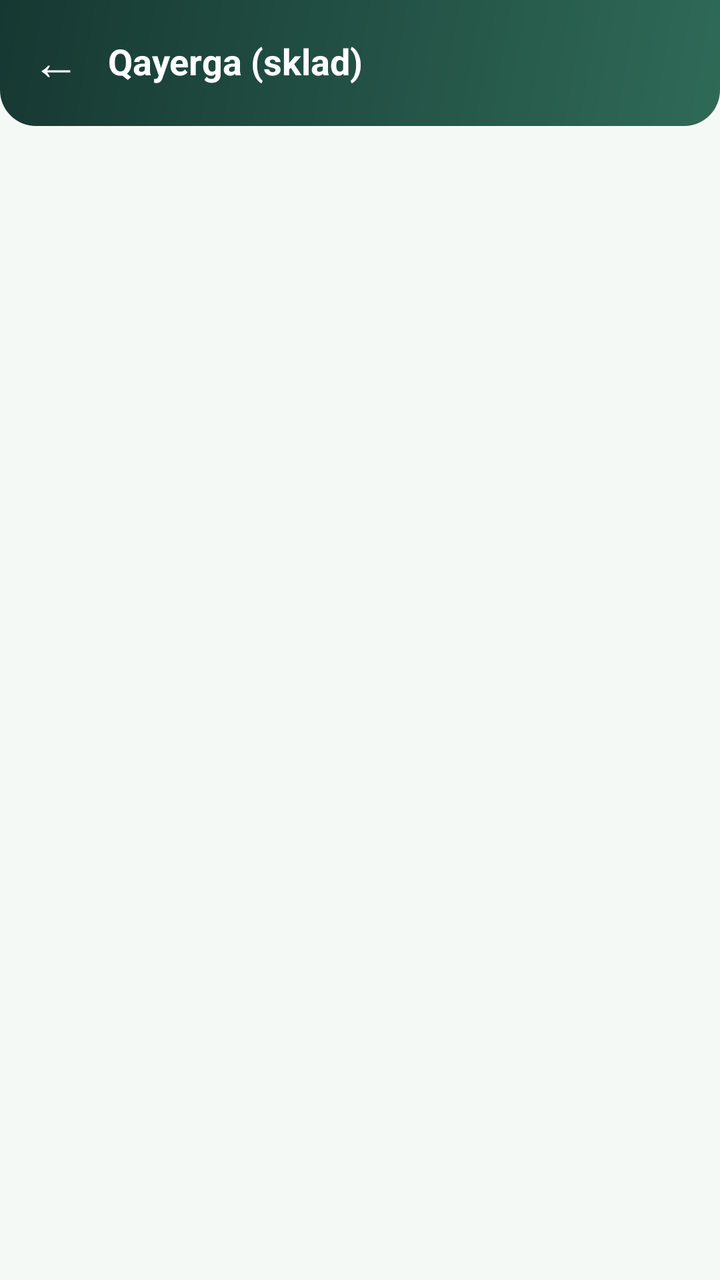
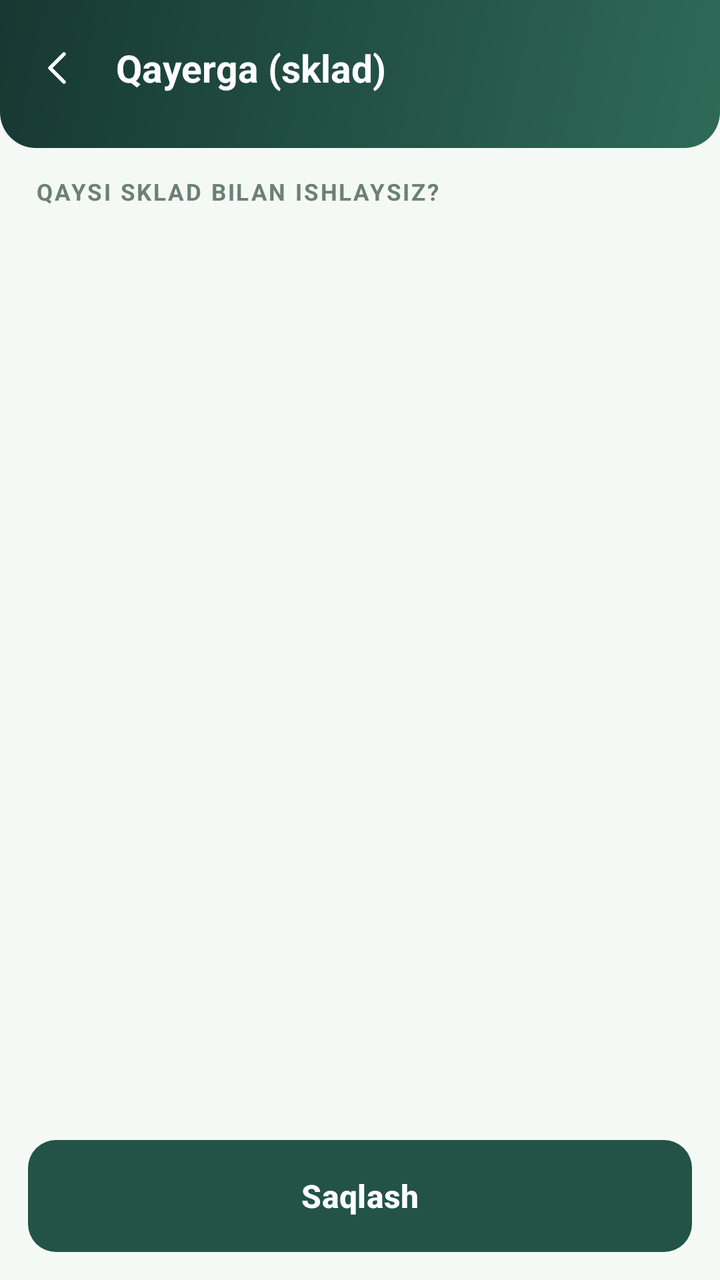

Compare the two renders of this Android layout. The source of the first and the diff that turns it into the second are given below.
<!-- AndroidManifest.xml: application theme Theme.SevimliTZD -->
<!-- res/layout/activity_store_picker.xml -->
<?xml version="1.0" encoding="utf-8"?>
<LinearLayout xmlns:android="http://schemas.android.com/apk/res/android"
    xmlns:app="http://schemas.android.com/apk/res-auto"
    android:layout_width="match_parent"
    android:layout_height="match_parent"
    android:orientation="vertical"
    android:background="@color/bg_light">

    <LinearLayout
        android:layout_width="match_parent"
        android:layout_height="wrap_content"
        android:orientation="horizontal"
        android:gravity="center_vertical"
        android:background="@drawable/bg_header"
        android:paddingStart="16dp"
        android:paddingEnd="16dp"
        android:paddingTop="14dp"
        android:paddingBottom="16dp">

        <TextView
            android:id="@+id/btnBack"
            android:layout_width="wrap_content"
            android:layout_height="wrap_content"
            android:text="←"
            android:textColor="@color/white"
            android:textSize="24sp"
            android:paddingEnd="14dp" />

        <TextView
            android:id="@+id/title"
            android:layout_width="wrap_content"
            android:layout_height="wrap_content"
            android:text="Qayerga (sklad)"
            android:textColor="@color/white"
            android:textSize="18sp"
            android:textStyle="bold" />
    </LinearLayout>

    <ProgressBar
        android:id="@+id/loading"
        android:layout_width="30dp"
        android:layout_height="30dp"
        android:layout_gravity="center_horizontal"
        android:layout_marginTop="20dp"
        android:indeterminateTint="@color/brand"
        android:visibility="gone" />

    <ScrollView
        android:layout_width="match_parent"
        android:layout_height="0dp"
        android:layout_weight="1"
        android:overScrollMode="never">

        <LinearLayout
            android:id="@+id/list"
            android:layout_width="match_parent"
            android:layout_height="wrap_content"
            android:orientation="vertical"
            android:padding="12dp" />
    </ScrollView>
</LinearLayout>
<!-- resources referenced by this layout -->
<resources>
  <color name="bg_light">#F5F9F6</color>
  <color name="brand">#235347</color>
  <color name="white">#FFFFFF</color>
  <!-- drawable bg_header (drawable) -->
  <?xml version="1.0" encoding="utf-8"?>
  <shape xmlns:android="http://schemas.android.com/apk/res/android"
      android:shape="rectangle">
      <gradient
          android:angle="135"
          android:startColor="@color/brand_soft"
          android:endColor="@color/brand_dark" />
      <corners
          android:bottomLeftRadius="18dp"
          android:bottomRightRadius="18dp" />
  </shape>
  <style name="Theme.SevimliTZD" parent="Theme.Material3.Light.NoActionBar">
          <item name="colorPrimary">@color/brand</item>
          <item name="colorOnPrimary">@color/white</item>
          <item name="android:statusBarColor">@color/brand_dark</item>
          <item name="android:windowBackground">@color/bg_light</item>
      </style>
  <color name="brand_soft">#2F6A57</color>
  <color name="brand_dark">#163832</color>
</resources>

<!-- the commit's change to res/layout/activity_store_picker.xml (unified diff, before → after) -->
@@ -12,36 +12,41 @@
         android:orientation="horizontal"
         android:gravity="center_vertical"
         android:background="@drawable/bg_header"
-        android:paddingStart="16dp"
+        android:paddingStart="6dp"
         android:paddingEnd="16dp"
-        android:paddingTop="14dp"
+        android:paddingTop="10dp"
         android:paddingBottom="16dp">
 
-        <TextView
+        <ImageView
             android:id="@+id/btnBack"
-            android:layout_width="wrap_content"
-            android:layout_height="wrap_content"
-            android:text="←"
-            android:textColor="@color/white"
-            android:textSize="24sp"
-            android:paddingEnd="14dp" />
+            android:layout_width="48dp"
+            android:layout_height="48dp"
+            android:padding="12dp"
+            android:src="@drawable/j_ic_back"
+            app:tint="@color/white"
+            android:background="?attr/selectableItemBackgroundBorderless"
+            android:contentDescription="Orqaga" />
 
         <TextView
             android:id="@+id/title"
-            android:layout_width="wrap_content"
-            android:layout_height="wrap_content"
-            android:text="Qayerga (sklad)"
-            android:textColor="@color/white"
-            android:textSize="18sp"
-            android:textStyle="bold" />
+            style="@style/J.HeadTitle"
+            android:layout_marginStart="4dp"
+            android:text="Qayerga (sklad)" />
     </LinearLayout>
+
+    <TextView
+        style="@style/J.Sec"
+        android:layout_marginStart="18dp"
+        android:layout_marginTop="14dp"
+        android:layout_marginBottom="8dp"
+        android:text="Qaysi sklad bilan ishlaysiz?" />
 
     <ProgressBar
         android:id="@+id/loading"
         android:layout_width="30dp"
         android:layout_height="30dp"
         android:layout_gravity="center_horizontal"
-        android:layout_marginTop="20dp"
+        android:layout_marginTop="16dp"
         android:indeterminateTint="@color/brand"
         android:visibility="gone" />
 
@@ -56,6 +61,19 @@
             android:layout_width="match_parent"
             android:layout_height="wrap_content"
             android:orientation="vertical"
-            android:padding="12dp" />
+            android:paddingStart="14dp"
+            android:paddingEnd="14dp"
+            android:paddingBottom="14dp" />
     </ScrollView>
+
+    
+    <com.google.android.material.button.MaterialButton
+        android:id="@+id/btnSave"
+        style="@style/J.Btn.Primary"
+        android:layout_marginStart="14dp"
+        android:layout_marginEnd="14dp"
+        android:layout_marginTop="6dp"
+        android:layout_marginBottom="14dp"
+        android:enabled="false"
+        android:text="Saqlash" />
 </LinearLayout>
<!-- resource entries referenced after the edit -->
@@ -15,6 +15,33 @@
           android:bottomLeftRadius="18dp"
           android:bottomRightRadius="18dp" />
   </shape>
+  <!-- drawable j_ic_back (drawable) -->
+  <vector xmlns:android="http://schemas.android.com/apk/res/android"
+      android:width="24dp" android:height="24dp"
+      android:viewportWidth="24" android:viewportHeight="24"
+      android:tint="@color/brand">
+      <path android:pathData="M14,5 L7,12 L14,19" android:strokeColor="#FF000000" android:strokeWidth="1.8" android:strokeLineCap="round" android:strokeLineJoin="round" android:fillColor="#00000000"/>
+  </vector>
+  <style name="J.Btn.Primary" parent="J.Btn">
+          <item name="backgroundTint">@color/brand</item>
+          <item name="android:textColor">@color/white</item>
+      </style>
+  <style name="J.HeadTitle" parent="">
+          <item name="android:layout_width">wrap_content</item>
+          <item name="android:layout_height">wrap_content</item>
+          <item name="android:textSize">19sp</item>
+          <item name="android:textStyle">bold</item>
+          <item name="android:textColor">@color/white</item>
+      </style>
+  <style name="J.Sec" parent="">
+          <item name="android:layout_width">wrap_content</item>
+          <item name="android:layout_height">wrap_content</item>
+          <item name="android:textSize">11.5sp</item>
+          <item name="android:textStyle">bold</item>
+          <item name="android:textAllCaps">true</item>
+          <item name="android:letterSpacing">0.08</item>
+          <item name="android:textColor">@color/text_gray</item>
+      </style>
   <style name="Theme.SevimliTZD" parent="Theme.Material3.Light.NoActionBar">
           <item name="colorPrimary">@color/brand</item>
           <item name="colorOnPrimary">@color/white</item>
@@ -23,5 +50,17 @@
       </style>
   <color name="brand_soft">#2F6A57</color>
   <color name="brand_dark">#163832</color>
+  <style name="J.Btn" parent="Widget.Material3.Button">
+          <item name="android:layout_width">match_parent</item>
+          <item name="android:layout_height">56dp</item>
+          <item name="android:textSize">16sp</item>
+          <item name="android:textAllCaps">false</item>
+          <item name="android:textStyle">bold</item>
+          <item name="cornerRadius">14dp</item>
+          
+          <item name="android:insetTop">0dp</item>
+          <item name="android:insetBottom">0dp</item>
+      </style>
+  <color name="text_gray">#6B8078</color>
 </resources>
 
